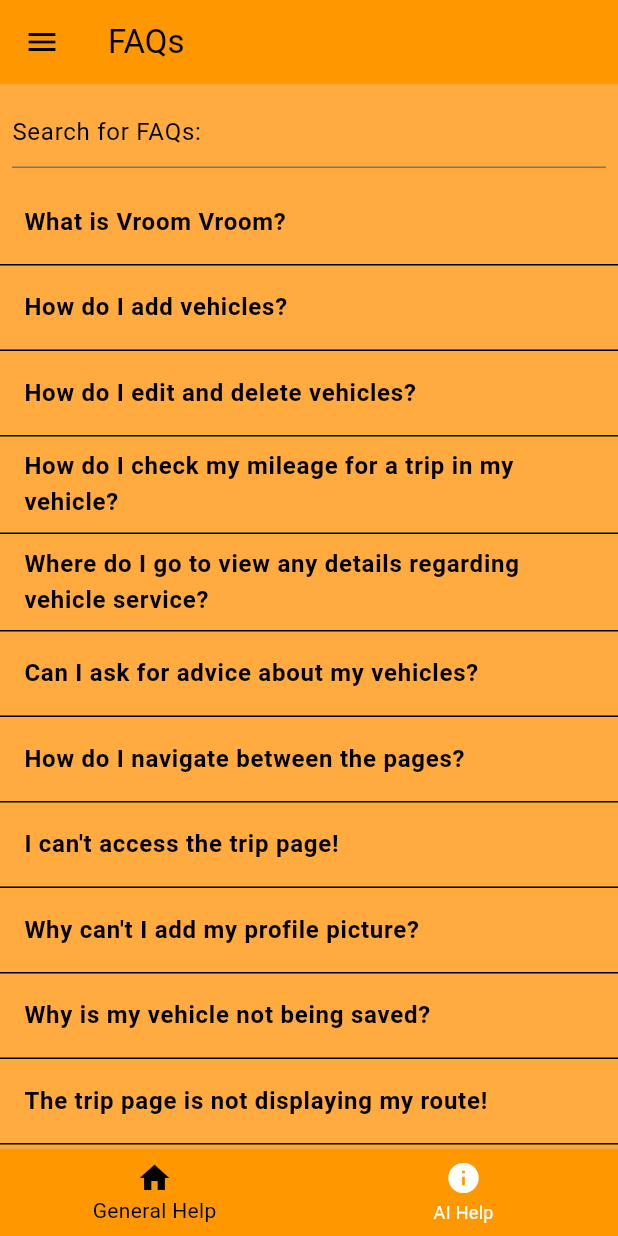
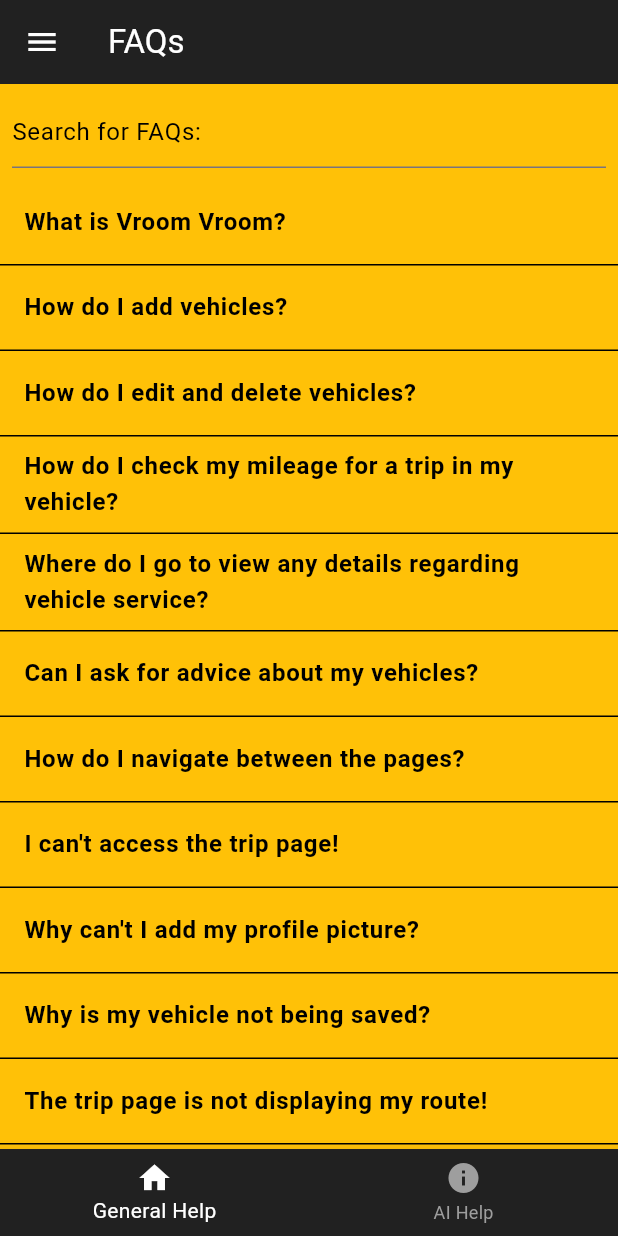
Before and after one commit to CSCI4100U/mobile-group-project-2023-abdul-alam-li-rana, a Flutter app: the screen it shows once a user with an empty profile is signed in, after a tap on "Help", on a phone screen of 412 x 824 dp. Run offline on Flutter 3.47's test engine with Material 3 defaults, Android fonts, the phone set to English and light mode, and no system bars; our stand-ins replace cloud_firestore, firebase_auth, firebase_core, firebase_storage, flutter_local_notifications, flutter_svg and 4 more; missing offline and left inert: mapbox_gl, mapbox_polyline_points; accounts and stored records are empty; network calls fail.

Commit message:
homepage and FAQ page UI updated

```diff
--- a/final_project/lib/help_page.dart
+++ b/final_project/lib/help_page.dart
@@ -15,18 +15,18 @@ class _HelpPageState extends State<HelpPage> {
   @override
   Widget build(BuildContext context) {
     return Scaffold(
-      backgroundColor: Colors.orangeAccent,
+      backgroundColor: Colors.amber,
       key: _scaffoldKey,
       appBar: AppBar(
-        backgroundColor: Colors.orange,
+        backgroundColor: Colors.grey[900],
         title: Text(
           'FAQs',
-          style: TextStyle(color: Colors.black)
+          style: TextStyle(color: Colors.white)
           ),
         leading: IconButton(
           icon: Icon(
             Icons.menu,
-            color: Colors.black,
+            color: Colors.white,
             ),
           onPressed: () {
             _scaffoldKey.currentState!.openDrawer();
@@ -115,9 +115,9 @@ class _HelpPageState extends State<HelpPage> {
         ),
         drawer: SideMenu(parentContext: context),
       bottomNavigationBar: BottomNavigationBar(
-        backgroundColor: Colors.orange,
-        selectedItemColor: Colors.black,
-        unselectedItemColor: Colors.white,
+        backgroundColor: Colors.grey[900],
+        selectedItemColor: Colors.white,
+        unselectedItemColor: Colors.grey[500],
         items: [
           BottomNavigationBarItem(
             icon: Icon(Icons.home),
@@ -160,7 +160,7 @@ class _HelpPageState extends State<HelpPage> {
                   context: context,
                   builder: (BuildContext context) {
                     return AlertDialog(
-                      backgroundColor: Colors.orange,
+                      backgroundColor: Colors.amber,
                       title: Text(title),
                       content: Text(details),
                       actions: [
@@ -169,7 +169,7 @@ class _HelpPageState extends State<HelpPage> {
                               Navigator.pop(context); // Close the dialog
                             },
                             style: ElevatedButton.styleFrom(
-                                backgroundColor: Colors.orangeAccent),
+                                backgroundColor: Colors.amberAccent),
                             child: Text(
                               'OK',
                               style: TextStyle(color: Colors.black),
--- a/final_project/lib/home_page.dart
+++ b/final_project/lib/home_page.dart
@@ -23,7 +23,7 @@ class MyApp extends StatelessWidget {
   @override
   Widget build(BuildContext context) {
     return MaterialApp(
-      title: 'Vehicle Management App',
+      title: 'Vroom Vroom',
       theme: ThemeData(
         primarySwatch: Colors.blue,
       ),
@@ -81,8 +81,8 @@ class _HomePageState extends State<HomePage> {
             icon: Icon(Icons.logout),
           )
         ],
-        backgroundColor: Colors.lightBlue,
-        title: Text('Vehicle Management App'),
+        backgroundColor: Colors.grey[900],
+        title: Text('Vroom Vroom'),
         centerTitle: true,
         automaticallyImplyLeading: false,
         leading: IconButton(
@@ -197,16 +197,7 @@ class _HomePageState extends State<HomePage> {
 
           return Drawer(
             child: Container(
-              decoration: BoxDecoration(
-                gradient: LinearGradient(
-                  begin: Alignment.topCenter,
-                  end: Alignment.bottomCenter,
-                  colors: [
-                    Color(0xFF3366FF),
-                    Color(0xFF6633FF),
-                  ],
-                ),
-              ),
+              color: Colors.grey[900],
               child: ListView(
                 children: [
                   DrawerHeader(
@@ -221,8 +212,8 @@ class _HomePageState extends State<HomePage> {
                             _showDialog(context);
                           },
                           child: Container(
-                            width: 80,
-                            height: 80,
+                            width: 100,
+                            height: 100,
                             decoration: BoxDecoration(
                               shape: BoxShape.circle,
                               color: Colors.white,
```
